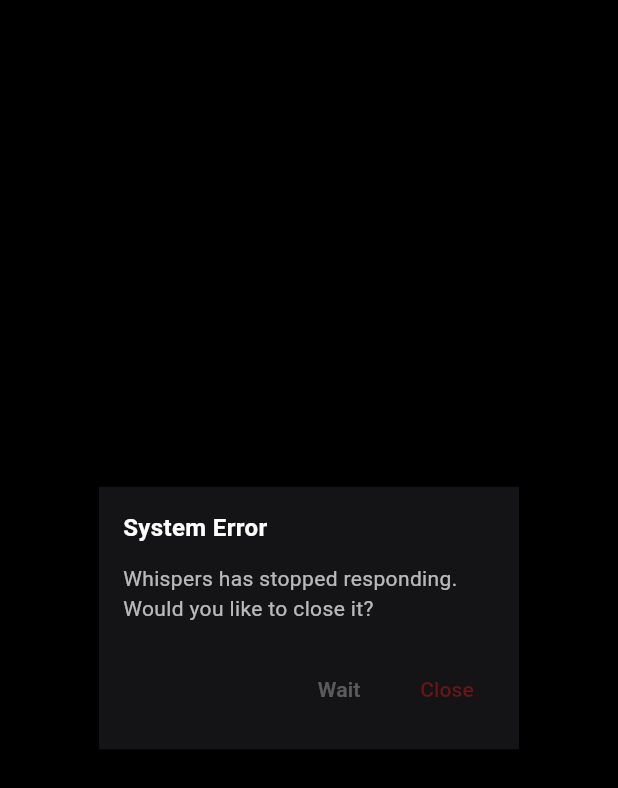
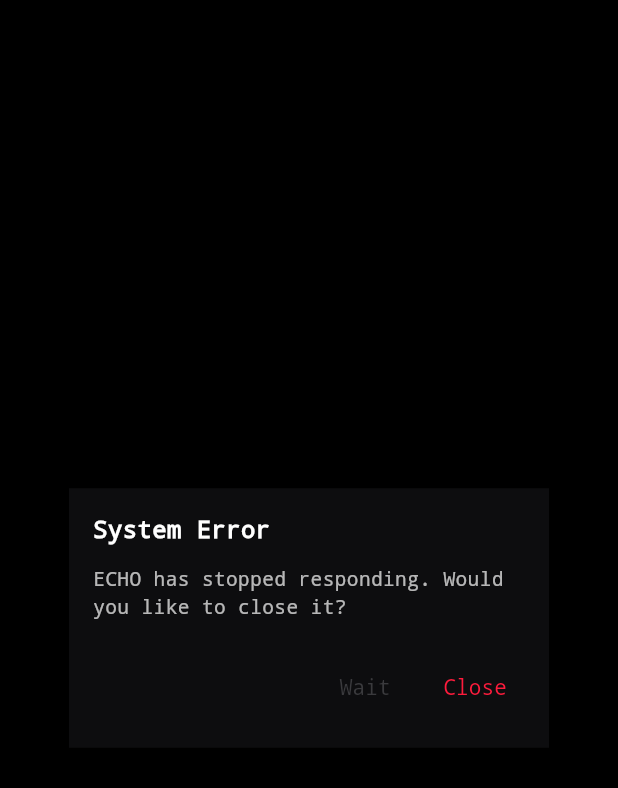
Before and after one commit to sisodiyaashraf/devil_I, a Flutter app: the FakeSystemDialog widget shown alone on an empty page, opened directly with empty values, on a phone screen of 412 x 824 dp. Shown: the top 788 px of the screen. Run offline on Flutter 3.47's test engine with Material 3 defaults, Android fonts, the phone set to English and light mode, and no system bars; our stand-ins replace audioplayers, sensors_plus, shared_preferences; accounts and stored records are empty.

Commit message:
implement core game loop with EchoProvider, main screen UI, and sensory effects logic

```diff
--- a/lib/presentation/screens/main_screen.dart
+++ b/lib/presentation/screens/main_screen.dart
@@ -14,13 +14,14 @@
   State<MainScreen> createState() => _MainScreenState();
 }
 
-class _MainScreenState extends State<MainScreen> {
+class _MainScreenState extends State<MainScreen> with WidgetsBindingObserver {
   bool _cursorVisible = true;
   Timer? _cursorTimer;
 
   @override
   void initState() {
     super.initState();
+    WidgetsBinding.instance.addObserver(this);
     _cursorTimer = Timer.periodic(const Duration(milliseconds: 500), (_) {
       if (mounted) setState(() => _cursorVisible = !_cursorVisible);
     });
@@ -28,8 +29,19 @@
 
   @override
   void dispose() {
+    WidgetsBinding.instance.removeObserver(this);
     _cursorTimer?.cancel();
     super.dispose();
+  }
+
+  @override
+  void didChangeAppLifecycleState(AppLifecycleState state) {
+    final echo = context.read<EchoProvider>();
+    if (state == AppLifecycleState.paused || state == AppLifecycleState.inactive) {
+      echo.pauseSession();
+    } else if (state == AppLifecycleState.resumed) {
+      echo.resumeSession();
+    }
   }
 
   @override
--- a/lib/presentation/widgets/fake_system_dialog.dart
+++ b/lib/presentation/widgets/fake_system_dialog.dart
@@ -1,4 +1,5 @@
 import 'package:flutter/material.dart';
+import '../../core/theme.dart';
 
 class FakeSystemDialog extends StatelessWidget {
   final VoidCallback onDismiss;
@@ -13,10 +14,12 @@
     return Positioned.fill(
       child: Container(
         color: Colors.black54,
+        padding: const EdgeInsets.all(24.0),
         child: Center(
+          child: ConstrainedBox(
+            constraints: const BoxConstraints(maxWidth: 320.0),
             child: Container(
-            width: 280.0,
-            color: const Color(0xFF141416),
+              color: AppColors.surface,
               padding: const EdgeInsets.all(16.0),
               child: Column(
                 mainAxisSize: MainAxisSize.min,
@@ -25,6 +28,7 @@
                   const Text(
                     'System Error',
                     style: TextStyle(
+                      fontFamily: 'monospace',
                       fontWeight: FontWeight.bold,
                       fontSize: 16.0,
                       color: Colors.white,
@@ -32,9 +36,10 @@
                   ),
                   const SizedBox(height: 12.0),
                   const Text(
-                  'Whispers has stopped responding. Would you like to close it?',
+                    'ECHO has stopped responding. Would you like to close it?',
                     style: TextStyle(
-                    fontSize: 14.0,
+                      fontFamily: 'monospace',
+                      fontSize: 13.0,
                       color: Colors.white70,
                     ),
                   ),
@@ -46,7 +51,10 @@
                         onPressed: onDismiss,
                         child: const Text(
                           'Wait',
-                        style: TextStyle(color: Colors.white30),
+                          style: TextStyle(
+                            fontFamily: 'monospace',
+                            color: AppColors.staticGray,
+                          ),
                         ),
                       ),
                       const SizedBox(width: 8.0),
@@ -54,7 +62,10 @@
                         onPressed: onDismiss,
                         child: const Text(
                           'Close',
-                        style: TextStyle(color: Color(0xFF6E1414)),
+                          style: TextStyle(
+                            fontFamily: 'monospace',
+                            color: AppColors.corruptRed,
+                          ),
                         ),
                       ),
                     ],
@@ -64,6 +75,7 @@
             ),
           ),
         ),
+      ),
     );
   }
 }
```
Also changed, not shown: lib/domain/usecases/presence_detector.dart (+35 -9 lines), lib/presentation/providers/echo_provider.dart (+14 -0 lines), lib/presentation/widgets/glitch_overlay.dart (+8 -0 lines). Lines whose indentation alone changed are shown as unchanged.
